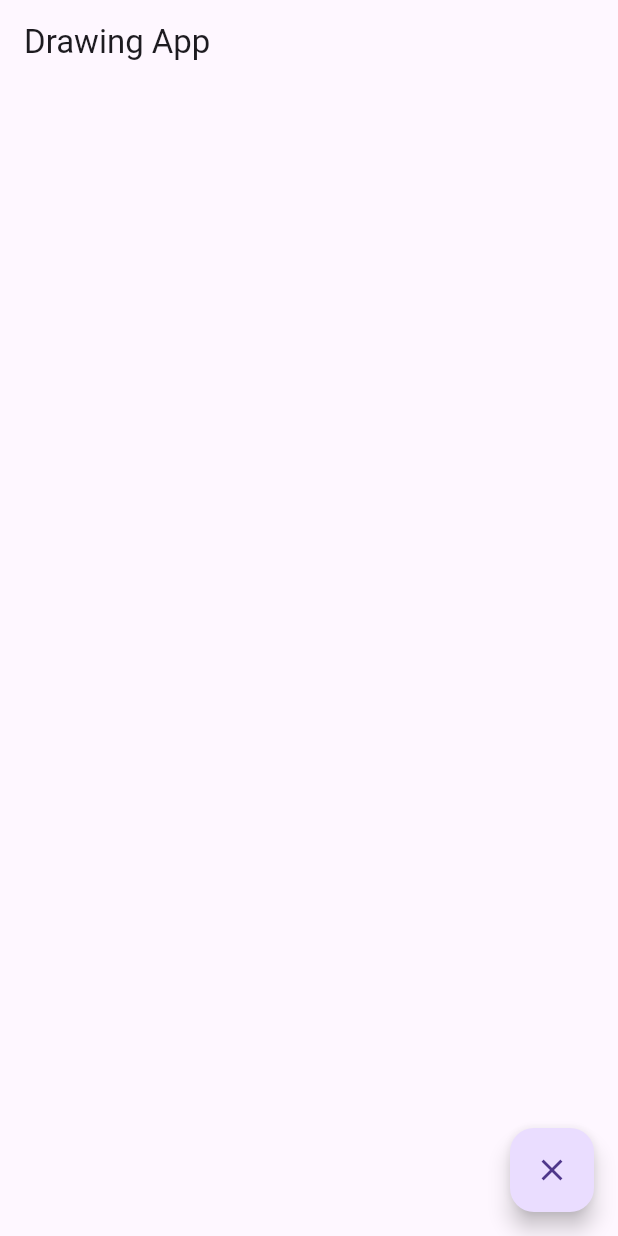
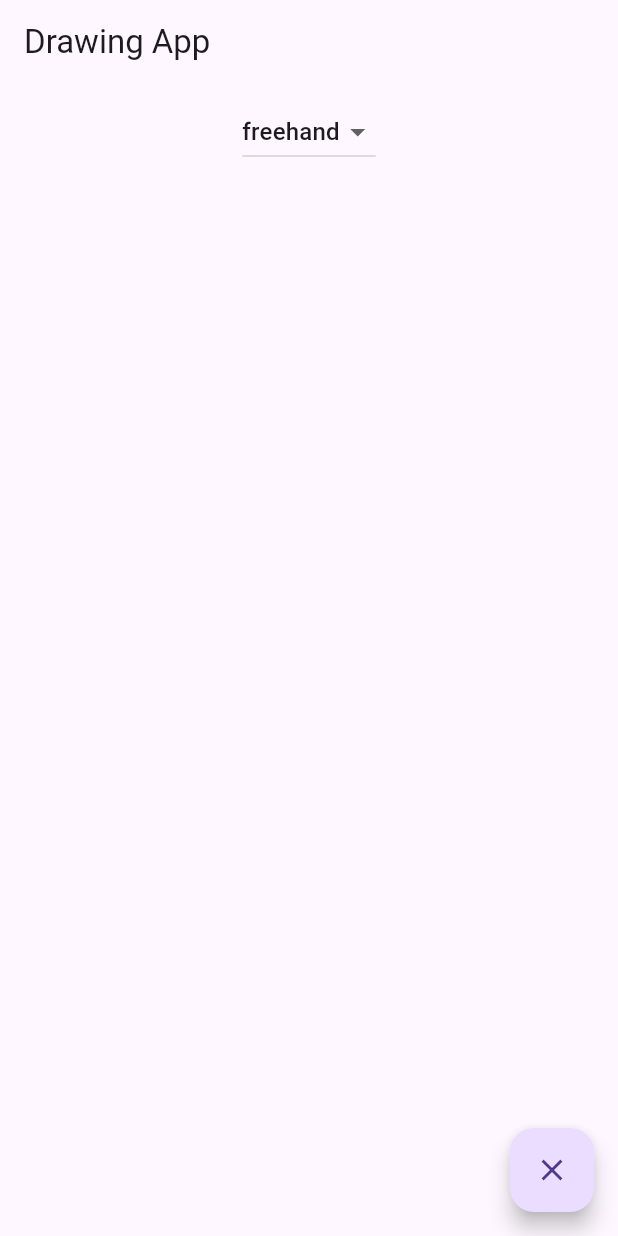
Before and after one commit to anguyen221/drawing_app, a Flutter app: the screen it shows after launch, after a tap on the "clear" icon, on a phone screen of 412 x 824 dp. Run offline on Flutter 3.47's test engine with Material 3 defaults, Android fonts, the phone set to English and light mode, and no system bars.

Commit message:
Added dropdown, shapes, and emojis

```diff
--- a/lib/main.dart
+++ b/lib/main.dart
@@ -18,8 +18,13 @@ class DrawingApp extends StatefulWidget {
   _DrawingAppState createState() => _DrawingAppState();
 }
 
+enum DrawMode { freehand, square, circle, arc, emoji }
+
 class _DrawingAppState extends State<DrawingApp> {
-  List<List<Offset>> lines = []; // Use a list of lists for each line
+  List<List<Offset>> lines = [];
+  List<Map<String, dynamic>> shapes = [];
+  DrawMode _selectedMode = DrawMode.freehand;
+  String _selectedEmoji = "smiley";
 
   @override
   Widget build(BuildContext context) {
@@ -27,32 +32,93 @@ class _DrawingAppState extends State<DrawingApp> {
       appBar: AppBar(
         title: Text('Drawing App'),
       ),
-      body: GestureDetector(
+      body: Column(
+        children: [
+          Padding(
+            padding: const EdgeInsets.all(8.0),
+            child: Row(
+              mainAxisAlignment: MainAxisAlignment.spaceEvenly,
+              children: [
+                DropdownButton<DrawMode>(
+                  value: _selectedMode,
+                  onChanged: (mode) {
+                    setState(() {
+                      _selectedMode = mode!;
+                    });
+                  },
+                  items: DrawMode.values.map((mode) {
+                    return DropdownMenuItem(
+                      value: mode,
+                      child: Text(mode.toString().split('.').last),
+                    );
+                  }).toList(),
+                ),
+                if (_selectedMode == DrawMode.emoji)
+                  DropdownButton<String>(
+                    value: _selectedEmoji,
+                    onChanged: (emoji) {
+                      setState(() {
+                        _selectedEmoji = emoji!;
+                      });
+                    },
+                    items: ["smiley", "heart", "party"].map((emoji) {
+                      return DropdownMenuItem(
+                        value: emoji,
+                        child: Text(emoji),
+                      );
+                    }).toList(),
+                  ),
+              ],
+            ),
+          ),
+          Expanded(
+            child: GestureDetector(
               onPanUpdate: (details) {
                 setState(() {
                   RenderBox renderBox = context.findRenderObject() as RenderBox;
                   final localPosition = renderBox.globalToLocal(details.globalPosition);
+                  if (_selectedMode == DrawMode.freehand) {
                     if (lines.isEmpty || lines.last.isEmpty) {
                       lines.add([localPosition]);
                     } else {
                       lines.last.add(localPosition);
                     }
+                  }
                 });
               },
               onPanEnd: (_) {
                 setState(() {
+                  if (_selectedMode == DrawMode.freehand) {
                     lines.add([]);
+                  }
+                });
+              },
+              onTapDown: (details) {
+                RenderBox renderBox = context.findRenderObject() as RenderBox;
+                final localPosition = renderBox.globalToLocal(details.globalPosition);
+                setState(() {
+                  if (_selectedMode != DrawMode.freehand) {
+                    shapes.add({
+                      'mode': _selectedMode,
+                      'position': localPosition,
+                      'emoji': _selectedMode == DrawMode.emoji ? _selectedEmoji : null,
+                    });
+                  }
                 });
               },
               child: CustomPaint(
-          painter: MyPainter(lines),
+                painter: MyPainter(lines, shapes),
                 size: Size.infinite,
               ),
+            ),
+          ),
+        ],
       ),
       floatingActionButton: FloatingActionButton(
         onPressed: () {
           setState(() {
             lines.clear();
+            shapes.clear();
           });
         },
         child: Icon(Icons.clear),
@@ -63,7 +129,8 @@ class _DrawingAppState extends State<DrawingApp> {
 
 class MyPainter extends CustomPainter {
   final List<List<Offset>> lines;
-  MyPainter(this.lines);
+  final List<Map<String, dynamic>> shapes;
+  MyPainter(this.lines, this.shapes);
 
   @override
   void paint(Canvas canvas, Size size) {
@@ -77,6 +144,79 @@ class MyPainter extends CustomPainter {
         canvas.drawLine(line[i], line[i + 1], paint);
       }
     }
+
+    for (final shape in shapes) {
+      Offset position = shape['position'];
+      switch (shape['mode']) {
+        case DrawMode.square:
+          canvas.drawRect(Rect.fromCenter(center: position, width: 50, height: 50), paint);
+          break;
+        case DrawMode.circle:
+          canvas.drawCircle(position, 25, paint);
+          break;
+        case DrawMode.arc:
+          canvas.drawArc(Rect.fromCenter(center: position, width: 50, height: 50), 0, 3.14, false, paint);
+          break;
+        case DrawMode.emoji:
+          if (shape['emoji'] == "smiley") _drawSmiley(canvas, position);
+          if (shape['emoji'] == "heart") _drawHeart(canvas, position);
+          if (shape['emoji'] == "party") _drawParty(canvas, position);
+          break;
+        default:
+          break;
+      }
+    }
+  }
+
+  void _drawSmiley(Canvas canvas, Offset position) {
+    Paint paint = Paint()
+      ..color = Colors.yellow
+      ..style = PaintingStyle.fill;
+    canvas.drawCircle(position, 25, paint);
+
+    Paint eyePaint = Paint()
+      ..color = Colors.black
+      ..style = PaintingStyle.fill;
+    canvas.drawCircle(position + Offset(-10, -5), 3, eyePaint);
+    canvas.drawCircle(position + Offset(10, -5), 3, eyePaint);
+
+    Paint mouthPaint = Paint()
+      ..color = Colors.black
+      ..style = PaintingStyle.stroke
+      ..strokeWidth = 3;
+    canvas.drawArc(Rect.fromCenter(center: position + Offset(0, 5), width: 20, height: 10), 0, 3.14, false, mouthPaint);
+  }
+
+  void _drawHeart(Canvas canvas, Offset position) {
+    Paint paint = Paint()
+      ..color = Colors.red
+      ..style = PaintingStyle.fill;
+
+    Path path = Path();
+    path.moveTo(position.dx, position.dy);
+    path.cubicTo(position.dx - 15, position.dy - 15, position.dx - 30, position.dy + 10, position.dx, position.dy + 20);
+    path.cubicTo(position.dx + 30, position.dy + 10, position.dx + 15, position.dy - 15, position.dx, position.dy);
+    canvas.drawPath(path, paint);
+  }
+
+  void _drawParty(Canvas canvas, Offset position) {
+    Paint facePaint = Paint()..color = Colors.yellow;
+    canvas.drawCircle(position, 25, facePaint);
+
+    Paint hatPaint = Paint()..color = Colors.blue;
+    Path hatPath = Path();
+    hatPath.moveTo(position.dx - 15, position.dy - 20);
+    hatPath.lineTo(position.dx + 15, position.dy - 20);
+    hatPath.lineTo(position.dx, position.dy - 40);
+    hatPath.close();
+    canvas.drawPath(hatPath, hatPaint);
+
+    Paint hornPaint = Paint()..color = Colors.purple;
+    canvas.drawLine(position + Offset(10, 5), position + Offset(25, 10), hornPaint..strokeWidth = 4);
+
+    Paint eyes = Paint()..color = const Color.fromARGB(255, 0, 0, 0);
+    canvas.drawCircle(position + Offset(-15, -10), 3, eyes);
+    canvas.drawCircle(position + Offset(15, -15), 3, eyes);
   }
 
   @override
```
Lines whose indentation alone changed are shown as unchanged.
